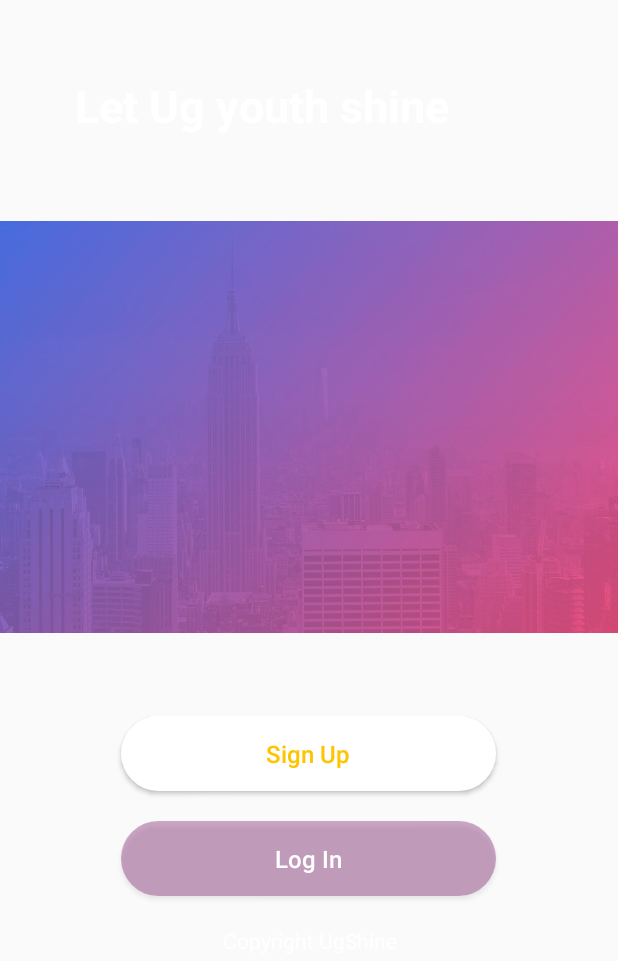
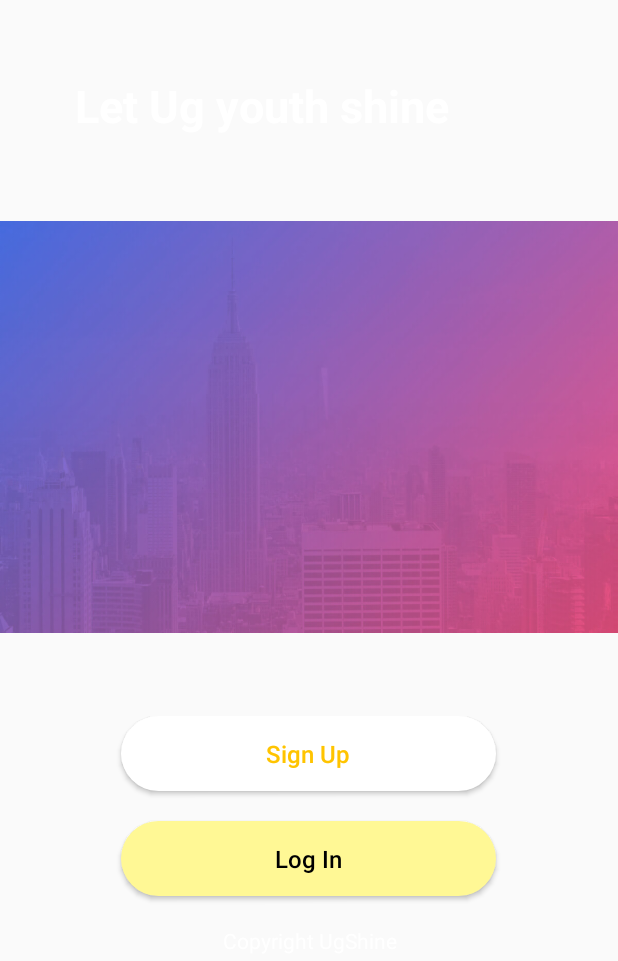
Before and after one commit to kevinjam/Ifix, an Android app: the screen it shows after launch (MainFirst), on a phone screen of 412 x 824 dp, the part 191-1152 px from its top. Run offline under Robolectric (Android 15) with nearby library versions, the phone set to English and light mode, and no system bars; our stand-ins replace data binding; plain views replace KenBurnsView.

Commit message:
fix button

```diff
--- a/app/src/main/res/drawable/bg_btn_purple.xml
+++ b/app/src/main/res/drawable/bg_btn_purple.xml
@@ -1,5 +1,11 @@
 <?xml version="1.0" encoding="utf-8"?>
 <shape xmlns:android="http://schemas.android.com/apk/res/android">
-    <corners android:radius="25dp"/>
-    <solid android:color="@color/purple_trans"/>
+    <stroke android:width="0dp"
+        android:color="@color/white" />
+    <padding android:left="8dp"
+        android:top="8dp"
+        android:right="8dp"
+        android:bottom="8dp" />
+    <corners android:radius="25dp" />
+    <solid android:color="@color/yellow"/>
 </shape>
--- a/app/src/main/res/drawable/bg_btn_white.xml
+++ b/app/src/main/res/drawable/bg_btn_white.xml
@@ -1,5 +1,11 @@
 <?xml version="1.0" encoding="utf-8"?>
 <shape xmlns:android="http://schemas.android.com/apk/res/android">
-    <corners android:radius="25dp"/>
-    <solid android:color="@android:color/white"/>
+<stroke android:width="0dp"
+    android:color="@color/white" />
+<padding android:left="8dp"
+    android:top="8dp"
+    android:right="8dp"
+    android:bottom="8dp" />
+<corners android:radius="25dp" />
+<solid android:color="@android:color/white"/>
 </shape>
--- a/app/src/main/res/layout/activity_main_first.xml
+++ b/app/src/main/res/layout/activity_main_first.xml
@@ -42,22 +42,28 @@
             android:layout_width="@dimen/space250"
             android:layout_height="@dimen/space50"
             android:layout_marginBottom="@dimen/space20"
-            android:background="@drawable/btn_white_selector"
             android:text="Sign Up"
             android:textAllCaps="false"
             android:textColor="@color/colorPrimary"
-            android:textSize="@dimen/txt16" />
+            android:textSize="@dimen/txt16"
+            android:background="@drawable/bg_btn_white"/>
+
+        <!--android:background="@drawable/btn_white_selector"-->
+
 
         <Button
             android:id="@+id/btn_sign_in"
             android:layout_width="@dimen/space250"
             android:layout_height="@dimen/space50"
             android:layout_marginBottom="@dimen/space20"
-            android:background="@drawable/bg_btn_purple"
             android:text="Log In"
             android:textAllCaps="false"
-            android:textColor="@android:color/white"
-            android:textSize="@dimen/txt16" />
+            android:textColor="@android:color/black"
+            android:textSize="@dimen/txt16"
+        android:background="@drawable/bg_btn_purple"
+        />
+
+
 
         <TextView
             android:layout_width="match_parent"
--- a/app/src/main/res/layout/category_item.xml
+++ b/app/src/main/res/layout/category_item.xml
@@ -17,10 +17,11 @@
 
         <ImageView
             android:id="@+id/country_photo"
-            android:layout_width="90dp"
+            android:layout_width="80dp"
             android:layout_height="80dp"
             android:scaleType="centerCrop"
-            android:src="@drawable/ic_cars" />
+            android:src="@drawable/ic_cars"
+            android:layout_marginTop="@dimen/space5"/>
 
         <TextView
             android:id="@+id/country_name"
--- a/app/src/main/res/layout/multi_profile.xml
+++ b/app/src/main/res/layout/multi_profile.xml
@@ -19,7 +19,8 @@
         android:paddingLeft="@dimen/space2"
         android:paddingRight="@dimen/space2"
         android:layout_gravity="center"
-        android:alpha=".8"/>
+        android:alpha=".8"
+        android:text="|"/>
 
     <TextView
         android:layout_width="wrap_content"
```
Also changed, not shown: app/src/main/AndroidManifest.xml (+22 -11 lines), app/src/main/res/drawable-hdpi/bg.png (added), app/src/main/res/drawable-mdpi/bg.png (added), app/src/main/res/drawable-v24/bg.jpg (deleted), app/src/main/res/drawable-xhdpi/bg.png (added), app/src/main/res/drawable-xxhdpi/bg.png (added), 1 other file.
